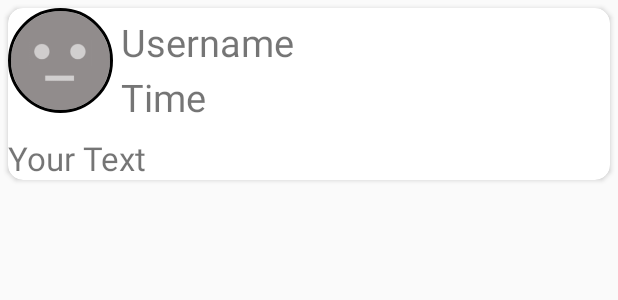
After one commit to mahmoudelgamal1997/Shefaa, an Android app: the layout post_shape.xml on its own in the app's theme, with its tools: preview values and no code run, on a phone screen of 412 x 824 dp. The commit adds this screen. Shown: the top 300 px of the screen. Run offline under Robolectric (Android 15) with nearby library versions, the phone set to English and light mode, and no system bars.

Commit message:
Write post

```diff
--- a/app/src/main/AndroidManifest.xml
+++ b/app/src/main/AndroidManifest.xml
@@ -4,7 +4,7 @@
 
     <application
         android:name=".Shefaa"
-        android:allowBackup="true"
+    android:allowBackup="true"
         android:icon="@mipmap/ic_launcher"
         android:label="@string/app_name"
         android:supportsRtl="true"
@@ -18,7 +18,9 @@
         </activity>
         <activity android:name=".LoginActivity" />
         <activity android:name=".RegisterActivity" />
-        <activity android:name=".SetupActivity"></activity>
+        <activity android:name=".SetupActivity" />
+        <activity android:name=".Posts" />
+        <activity android:name=".WritePost"></activity>
     </application>
 
 </manifest>
--- /dev/null
+++ b/app/src/main/res/layout/post_shape.xml
@@ -0,0 +1,82 @@
+<?xml version="1.0" encoding="utf-8"?>
+<android.support.v7.widget.CardView xmlns:android="http://schemas.android.com/apk/res/android"
+    xmlns:tools="http://schemas.android.com/tools"
+    xmlns:app="http://schemas.android.com/apk/res-auto"
+    android:layout_width="match_parent"
+    android:layout_height="wrap_content"
+    android:layout_margin="5dp"
+    app:cardBackgroundColor="@android:color/white"
+    app:cardCornerRadius="10dp"
+    app:cardElevation="2dp">
+
+    <!-- Les CardView possèdent des attributs supplémentaires dont
+         - cardBackgroundColor
+         - cardElevation pour l'élévation (donc aussi l'ombre)
+         - cardCornerRadius pour arrondir les angles
+     -->
+
+    <RelativeLayout
+        android:layout_width="match_parent"
+        android:layout_height="match_parent"
+       >
+
+        <!-- Les CardView agissent comme des FrameLayout,
+         pour avoir une organisation verticale nous devons
+         donc rajouter un LinearLayout -->
+
+
+        <de.hdodenhof.circleimageview.CircleImageView
+            xmlns:app="http://schemas.android.com/apk/res-auto"
+            android:id="@+id/profile_image"
+            android:src="@drawable/default_image"
+            android:layout_width="70dp"
+            android:layout_height="70dp"
+            app:civ_border_width="2dp"
+            app:civ_border_color="#FF000000"/>
+
+
+
+        <TextView
+            android:layout_width="wrap_content"
+            android:layout_height="wrap_content"
+            android:id="@+id/Text_username"
+            android:layout_marginLeft="5dp"
+            android:layout_toRightOf="@+id/profile_image"
+            android:text="@string/Username"
+            android:textSize="25dp"
+            android:layout_marginTop="5dp"
+            android:layout_gravity="top"
+            />
+
+        <TextView
+            android:layout_width="wrap_content"
+            android:layout_height="wrap_content"
+            android:layout_marginLeft="5dp"
+            android:layout_toRightOf="@+id/profile_image"
+            android:text="@string/Time"
+            android:textSize="25dp"
+            android:id="@+id/TextTime"
+            android:layout_below="@+id/Text_username"
+            android:layout_marginTop="2dp"
+            android:layout_gravity="top"
+            />
+
+
+        <TextView
+            android:id="@+id/textView_desc"
+            android:layout_width="wrap_content"
+            android:layout_height="wrap_content"
+            android:gravity="center"
+            tools:text="Your Text"
+            android:layout_below="@+id/profile_image"
+            android:layout_marginTop="15dp"
+            android:fontFamily="sans-serif"
+            android:textSize="22sp" />
+
+
+
+
+
+    </RelativeLayout>
+
+</android.support.v7.widget.CardView>
--- a/app/src/main/res/menu/menu_item.xml
+++ b/app/src/main/res/menu/menu_item.xml
@@ -10,11 +10,7 @@
         android:title="Logout"
         ></item>
 
-    <item android:id="@+id/search"
-        android:title="@string/action_search_text"
-        app:showAsAction="ifRoom"
-        android:icon="@mipmap/action_search"
-        ></item>
+
 
 
 </menu>
--- a/app/src/main/res/values/strings.xml
+++ b/app/src/main/res/values/strings.xml
@@ -3,8 +3,8 @@
     <string name="pass_hint">Password...</string>
     <string name="email_hint">Your Email...</string>
     <string name="Username"> Username </string>
-    <string name="login_btn_text">Login to account</string>
-    <string name="login_reg_btn_text">Need a new Account?</string>
+    <string name="YourText"> YourText </string>
+    <string name="Time">Time</string>
     <string name="action_search_text">Search</string>
     <string name="action_setting_text">Account Settings</string>
     <string name="action_logout_text">Logout</string>
```
Also changed, not shown: app/build.gradle (+16 -2 lines), app/src/main/java/com/example2017/android/shefaa/MainActivity.java (+11 -2 lines), app/src/main/java/com/example2017/android/shefaa/PostItem.java (added, +55 -0 lines), app/src/main/java/com/example2017/android/shefaa/Posts.java (added, +134 -0 lines), app/src/main/java/com/example2017/android/shefaa/WritePost.java (added, +108 -0 lines), app/src/main/res/layout/activity_posts.xml (added, +30 -0 lines), app/src/main/res/layout/activity_write_post.xml (added, +28 -0 lines).
